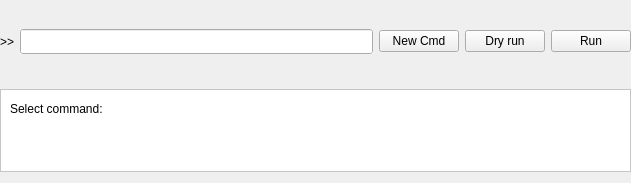
The window that nicos_ess/gui/panels/ui_files/cmdbuilder.ui (ess-dmsc/nicos) describes before a commit, drawn with Qt 5.
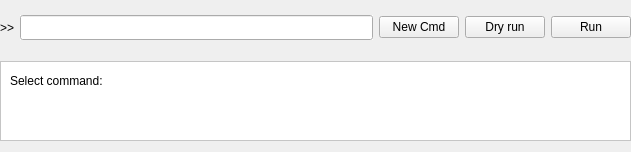
The same window after the commit. Icons and pictures are not drawn. Custom widgets are drawn as their Qt base class.

Commit message: Fixing nicos ess gui bug for command line

```diff
--- a/nicos_ess/gui/panels/ui_files/cmdbuilder.ui
+++ b/nicos_ess/gui/panels/ui_files/cmdbuilder.ui
@@ -7,7 +7,7 @@
     <x>0</x>
     <y>0</y>
     <width>631</width>
-    <height>183</height>
+    <height>152</height>
    </rect>
   </property>
   <property name="sizePolicy">
@@ -19,9 +19,6 @@
   <property name="windowTitle">
    <string>Form</string>
   </property>
-  <property name="autoFillBackground">
-   <bool>true</bool>
-  </property>
   <layout class="QVBoxLayout" name="verticalLayout">
    <property name="leftMargin">
     <number>0</number>
```
Left out of the diff: 6 changed lines with no effect on the pictures.
